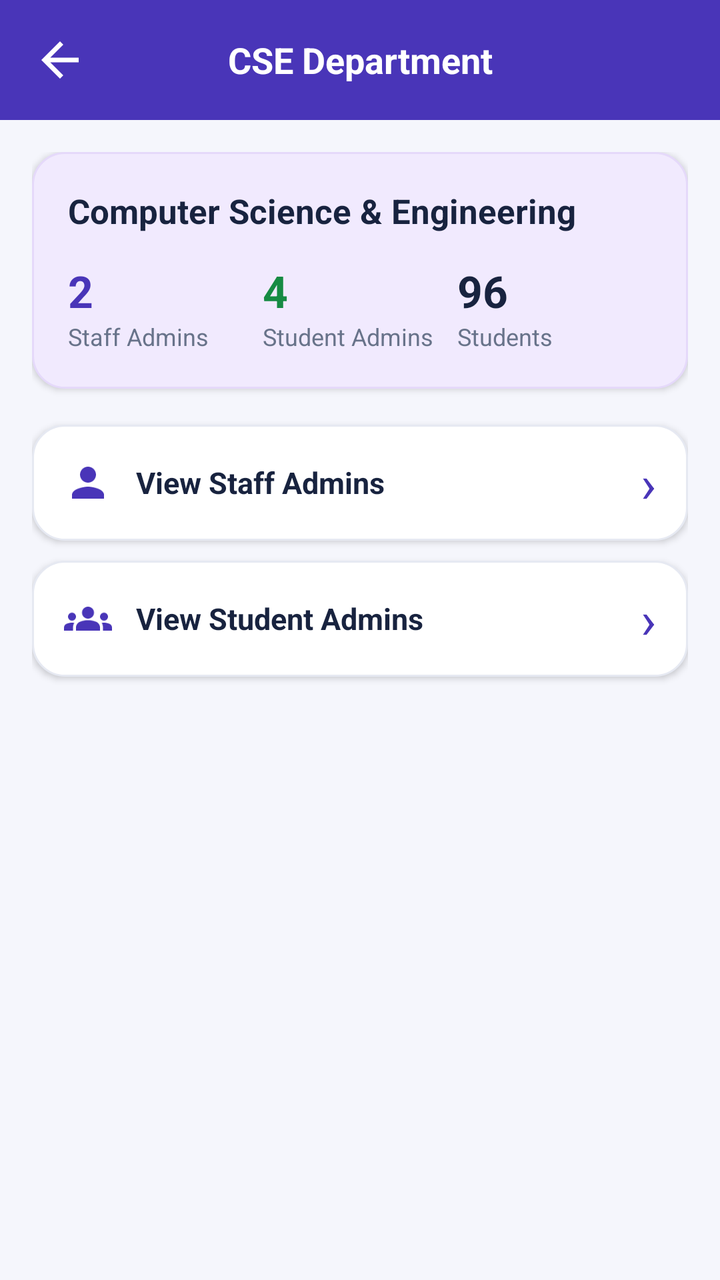
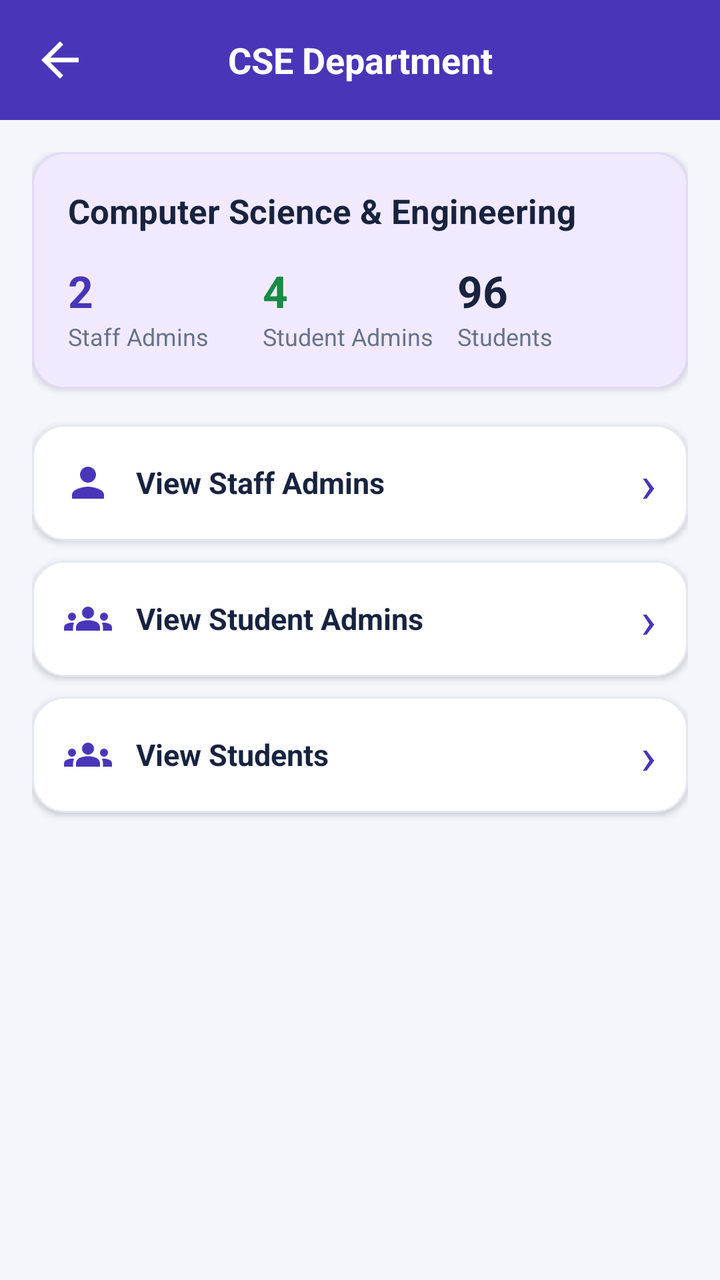

Two renders of the same Android screen: before a commit and after it. Below are the layout's source before the change and the commit's diff.
<!-- AndroidManifest.xml: application theme Theme.TrackPoint -->
<!-- res/layout/activity_super_admin_department_details.xml -->
<?xml version="1.0" encoding="utf-8"?>

<LinearLayout xmlns:android="http://schemas.android.com/apk/res/android"
    xmlns:app="http://schemas.android.com/apk/res-auto"
    android:layout_width="match_parent"
    android:layout_height="match_parent"
    android:orientation="vertical"
    android:background="#4935B8"
    android:fitsSystemWindows="true">

    
    <LinearLayout
        android:layout_width="match_parent"
        android:layout_height="60dp"
        android:orientation="horizontal"
        android:gravity="center_vertical"
        android:paddingStart="16dp"
        android:paddingEnd="16dp"
        android:background="#4935B8">

        <ImageView
            android:id="@+id/btnBack"
            android:layout_width="28dp"
            android:layout_height="28dp"
            android:src="@drawable/back_symbol"
            app:tint="@color/white"
            android:contentDescription="Back" />

        <TextView
            android:id="@+id/txtDeptHeaderTitle"
            android:layout_width="0dp"
            android:layout_height="wrap_content"
            android:layout_weight="1"
            android:text="CSE Department"
            android:textColor="@color/white"
            android:textSize="18sp"
            android:textStyle="bold"
            android:gravity="center" />

        <View
            android:layout_width="28dp"
            android:layout_height="28dp" />
    </LinearLayout>

    
    <ScrollView
        android:layout_width="match_parent"
        android:layout_height="0dp"
        android:layout_weight="1"
        android:fillViewport="true"
        android:background="#F5F6FC">

        <LinearLayout
            android:layout_width="match_parent"
            android:layout_height="wrap_content"
            android:orientation="vertical"
            android:padding="16dp">

            
            <LinearLayout
                android:layout_width="match_parent"
                android:layout_height="wrap_content"
                android:orientation="vertical"
                android:background="@drawable/card_purple"
                android:elevation="2dp"
                android:padding="18dp"
                android:layout_marginBottom="18dp">

                <TextView
                    android:id="@+id/txtDeptFullName"
                    android:layout_width="wrap_content"
                    android:layout_height="wrap_content"
                    android:text="Computer Science &amp; Engineering"
                    android:textSize="17sp"
                    android:textStyle="bold"
                    android:textColor="#18233F"
                    android:layout_marginBottom="14dp" />

                <LinearLayout
                    android:layout_width="match_parent"
                    android:layout_height="wrap_content"
                    android:orientation="horizontal">

                    <LinearLayout
                        android:layout_width="0dp"
                        android:layout_height="wrap_content"
                        android:layout_weight="1"
                        android:orientation="vertical">

                        <TextView
                            android:id="@+id/txtDeptStaffCount"
                            android:layout_width="wrap_content"
                            android:layout_height="wrap_content"
                            android:text="2"
                            android:textSize="22sp"
                            android:textStyle="bold"
                            android:textColor="#4935B8" />

                        <TextView
                            android:layout_width="wrap_content"
                            android:layout_height="wrap_content"
                            android:text="Staff Admins"
                            android:textSize="12sp"
                            android:textColor="#68738A" />
                    </LinearLayout>

                    <LinearLayout
                        android:layout_width="0dp"
                        android:layout_height="wrap_content"
                        android:layout_weight="1"
                        android:orientation="vertical">

                        <TextView
                            android:id="@+id/txtDeptStudentAdminCount"
                            android:layout_width="wrap_content"
                            android:layout_height="wrap_content"
                            android:text="4"
                            android:textSize="22sp"
                            android:textStyle="bold"
                            android:textColor="#168B43" />

                        <TextView
                            android:layout_width="wrap_content"
                            android:layout_height="wrap_content"
                            android:text="Student Admins"
                            android:textSize="12sp"
                            android:textColor="#68738A" />
                    </LinearLayout>

                    <LinearLayout
                        android:layout_width="0dp"
                        android:layout_height="wrap_content"
                        android:layout_weight="1"
                        android:orientation="vertical">

                        <TextView
                            android:id="@+id/txtDeptStudentCount"
                            android:layout_width="wrap_content"
                            android:layout_height="wrap_content"
                            android:text="96"
                            android:textSize="22sp"
                            android:textStyle="bold"
                            android:textColor="#18233F" />

                        <TextView
                            android:layout_width="wrap_content"
                            android:layout_height="wrap_content"
                            android:text="Students"
                            android:textSize="12sp"
                            android:textColor="#68738A" />
                    </LinearLayout>
                </LinearLayout>
            </LinearLayout>

            
            <LinearLayout
                android:id="@+id/rowViewDeptStaffAdmins"
                android:layout_width="match_parent"
                android:layout_height="58dp"
                android:orientation="horizontal"
                android:gravity="center_vertical"
                android:background="@drawable/action_card"
                android:elevation="2dp"
                android:paddingHorizontal="16dp"
                android:layout_marginBottom="10dp"
                android:clickable="true"
                android:focusable="true">

                <ImageView
                    android:layout_width="24dp"
                    android:layout_height="24dp"
                    android:src="@drawable/ic_staff_admins"
                    app:tint="#4935B8"
                    android:contentDescription="Staff Admins" />

                <TextView
                    android:layout_width="0dp"
                    android:layout_height="wrap_content"
                    android:layout_weight="1"
                    android:paddingStart="12dp"
                    android:text="View Staff Admins"
                    android:textSize="15sp"
                    android:textStyle="bold"
                    android:textColor="#18233F" />

                <TextView
                    android:layout_width="wrap_content"
                    android:layout_height="wrap_content"
                    android:text="›"
                    android:textSize="26sp"
                    android:textColor="#4935B8" />
            </LinearLayout>

            
            <LinearLayout
                android:id="@+id/rowViewDeptStudentAdmins"
                android:layout_width="match_parent"
                android:layout_height="58dp"
                android:orientation="horizontal"
                android:gravity="center_vertical"
                android:background="@drawable/action_card"
                android:elevation="2dp"
                android:paddingHorizontal="16dp"
                android:layout_marginBottom="20dp"
                android:clickable="true"
                android:focusable="true">

                <ImageView
                    android:layout_width="24dp"
                    android:layout_height="24dp"
                    android:src="@drawable/ic_staff_students"
                    app:tint="#4935B8"
                    android:contentDescription="Student Admins" />

                <TextView
                    android:layout_width="0dp"
                    android:layout_height="wrap_content"
                    android:layout_weight="1"
                    android:paddingStart="12dp"
                    android:text="View Student Admins"
                    android:textSize="15sp"
                    android:textStyle="bold"
                    android:textColor="#18233F" />

                <TextView
                    android:layout_width="wrap_content"
                    android:layout_height="wrap_content"
                    android:text="›"
                    android:textSize="26sp"
                    android:textColor="#4935B8" />
            </LinearLayout>

        </LinearLayout>
    </ScrollView>

</LinearLayout>
<!-- resources referenced by this layout -->
<resources>
  <color name="white">#FFFFFFFF</color>
  <!-- drawable action_card (drawable) -->
  <shape xmlns:android="http://schemas.android.com/apk/res/android">
      <solid android:color="#FFFFFF"/>
      <stroke android:width="1dp" android:color="#E6E9F2"/>
      <corners android:radius="16dp"/>
  </shape>
  <!-- drawable back_symbol (drawable) -->
  <vector xmlns:android="http://schemas.android.com/apk/res/android" android:autoMirrored="true" android:height="24dp" android:tint="#000000" android:viewportHeight="24" android:viewportWidth="24" android:width="24dp">
        
      <path android:fillColor="@android:color/white" android:pathData="M20,11H7.83l5.59,-5.59L12,4l-8,8 8,8 1.41,-1.41L7.83,13H20v-2z"/>
      
  </vector>
  <!-- drawable card_purple (drawable) -->
  <shape xmlns:android="http://schemas.android.com/apk/res/android">
      <solid android:color="#F1EAFE"/>
      <stroke android:width="1dp" android:color="#E5D9FA"/>
      <corners android:radius="16dp"/>
  </shape>
  <!-- drawable ic_staff_admins (drawable) -->
  <vector xmlns:android="http://schemas.android.com/apk/res/android" android:height="24dp" android:tint="#000000" android:viewportHeight="24" android:viewportWidth="24" android:width="24dp">
        
      <path android:fillColor="@android:color/white" android:pathData="M12,12c2.21,0 4,-1.79 4,-4s-1.79,-4 -4,-4 -4,1.79 -4,4 1.79,4 4,4zM12,14c-2.67,0 -8,1.34 -8,4v2h16v-2c0,-2.66 -5.33,-4 -8,-4z"/>
      
  </vector>
  <!-- drawable ic_staff_students (drawable) -->
  <vector xmlns:android="http://schemas.android.com/apk/res/android" android:height="24dp" android:tint="#000000" android:viewportHeight="24" android:viewportWidth="24" android:width="24dp">
        
      <path android:fillColor="@android:color/white" android:pathData="M12,12.75c1.63,0 3.07,0.39 4.24,0.9c1.08,0.48 1.76,1.56 1.76,2.73L18,18H6l0,-1.61c0,-1.18 0.68,-2.26 1.76,-2.73C8.93,13.14 10.37,12.75 12,12.75zM4,13c1.1,0 2,-0.9 2,-2c0,-1.1 -0.9,-2 -2,-2s-2,0.9 -2,2C2,12.1 2.9,13 4,13zM5.13,14.1C4.76,14.04 4.39,14 4,14c-0.99,0 -1.93,0.21 -2.78,0.58C0.48,14.9 0,15.62 0,16.43V18l4.5,0v-1.61C4.5,15.56 4.73,14.78 5.13,14.1zM20,13c1.1,0 2,-0.9 2,-2c0,-1.1 -0.9,-2 -2,-2s-2,0.9 -2,2C18,12.1 18.9,13 20,13zM24,16.43c0,-0.81 -0.48,-1.53 -1.22,-1.85C21.93,14.21 20.99,14 20,14c-0.39,0 -0.76,0.04 -1.13,0.1c0.4,0.68 0.63,1.46 0.63,2.29V18l4.5,0V16.43zM12,6c1.66,0 3,1.34 3,3c0,1.66 -1.34,3 -3,3s-3,-1.34 -3,-3C9,7.34 10.34,6 12,6z"/>
      
  </vector>
  <style name="Theme.TrackPoint" parent="Base.Theme.TrackPoint" />
  <style name="Base.Theme.TrackPoint" parent="Theme.Material3.DayNight.NoActionBar">
          
          
      </style>
</resources>

<!-- the commit's change to res/layout/activity_super_admin_department_details.xml (unified diff, before → after) -->
@@ -201,7 +201,7 @@
                 android:background="@drawable/action_card"
                 android:elevation="2dp"
                 android:paddingHorizontal="16dp"
-                android:layout_marginBottom="20dp"
+                android:layout_marginBottom="10dp"
                 android:clickable="true"
                 android:focusable="true">
 
@@ -230,6 +230,45 @@
                     android:textColor="#4935B8" />
             </LinearLayout>
 
+            
+            <LinearLayout
+                android:id="@+id/rowViewDeptStudents"
+                android:layout_width="match_parent"
+                android:layout_height="58dp"
+                android:orientation="horizontal"
+                android:gravity="center_vertical"
+                android:background="@drawable/action_card"
+                android:elevation="2dp"
+                android:paddingHorizontal="16dp"
+                android:layout_marginBottom="10dp"
+                android:clickable="true"
+                android:focusable="true">
+
+                <ImageView
+                    android:layout_width="24dp"
+                    android:layout_height="24dp"
+                    android:src="@drawable/ic_staff_students"
+                    app:tint="#4935B8"
+                    android:contentDescription="Students" />
+
+                <TextView
+                    android:layout_width="0dp"
+                    android:layout_height="wrap_content"
+                    android:layout_weight="1"
+                    android:paddingStart="12dp"
+                    android:text="View Students"
+                    android:textSize="15sp"
+                    android:textStyle="bold"
+                    android:textColor="#18233F" />
+
+                <TextView
+                    android:layout_width="wrap_content"
+                    android:layout_height="wrap_content"
+                    android:text="›"
+                    android:textSize="26sp"
+                    android:textColor="#4935B8" />
+            </LinearLayout>
+
         </LinearLayout>
     </ScrollView>
 
